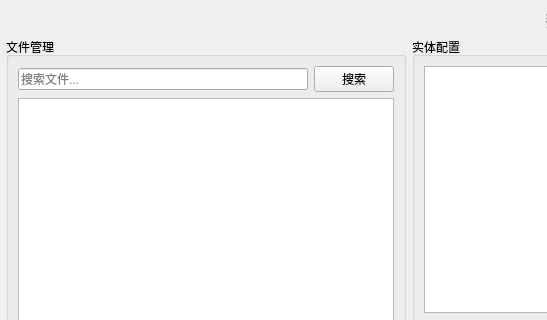
lkq12345/DataReplay, file src/APP_DataReplay/DataReplayWidget.ui: the form before one commit; both pictures show x 0 to 547 and y 0 to 320 of the 1200 by 800 pixel window.
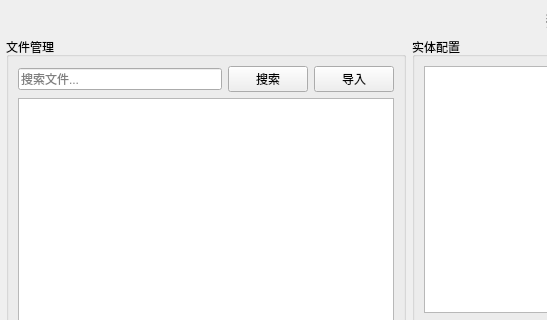
The form after the commit.

Commit message:
feat: 导入想定、添加数据文件、重新扫描、parseLine重构
- 新增导入想定功能：选择XML→确认弹窗→复制XML+创建空回放数据/
- 新增导入确认对话框 ImportDialog（仅显示想定名称+覆盖警告）
- 新增右键菜单「添加数据文件」：多选文件复制到回放数据/
- 新增右键菜单「重新扫描」：同步目录变化到树节点
- ScenarioMgr 新增: previewImport/importScenario/addDataFiles/refreshDataFiles
- Facade 转发 4 个新接口到 APP 层
- DataFileReader::parseLine 去除 outerTimestamp 参数
  保留时间戳前缀截取逻辑，兼容有/无外层时间戳两种格式
- DataFileReader.h 注释修正：extractSimTime 优先 formatted
- ImportDialog: 成员变量改为局部变量，精简 include

Diff of the .ui file:
```diff
--- a/src/APP_DataReplay/DataReplayWidget.ui
+++ b/src/APP_DataReplay/DataReplayWidget.ui
@@ -93,6 +93,13 @@
             </property>
            </widget>
           </item>
+          <item>
+           <widget class="QPushButton" name="Btn_Import">
+            <property name="text">
+             <string>导入</string>
+            </property>
+           </widget>
+          </item>
          </layout>
         </item>
         <item>
```
The commit also changes 13 other files.
